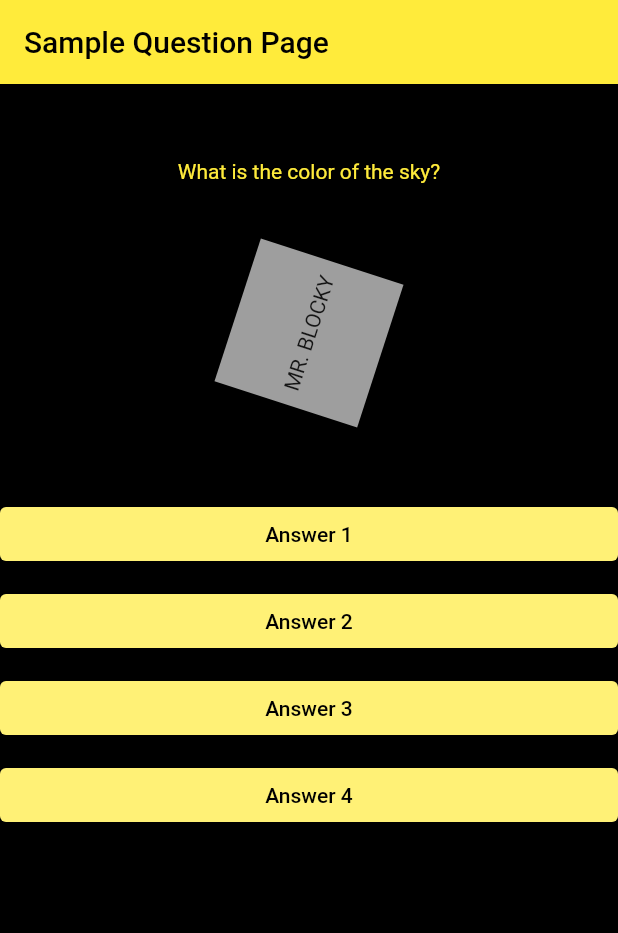
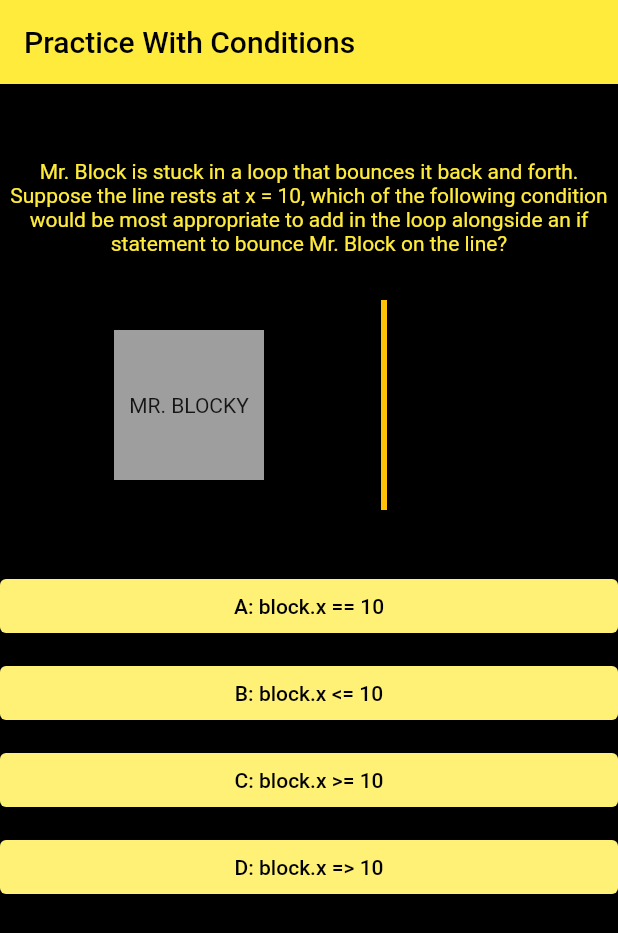
Before and after one commit to ChunKaiC/PlayingAround, a Flutter app: the screen it shows after launch, on a phone screen of 412 x 824 dp. Shown: the top 933 px of the screen. Run offline on Flutter 3.47's test engine with Material 2 defaults, Android fonts, the phone set to English and light mode, and no system bars.

Commit message:
Completed sample practice page

```diff
--- a/app/lib/main.dart
+++ b/app/lib/main.dart
@@ -1,9 +1,14 @@
 import 'dart:math';
+import 'package:flutter/material.dart';
+import 'package:provider/provider.dart';
 
-import 'package:flutter/material.dart';
+bool bounce = false;
 
 void main() {
-  runApp(const MyApp());
+  runApp(MultiProvider(
+    providers: [ChangeNotifierProvider(create: (_) => QuestionPageProvider())],
+    child: const MyApp(),
+  ));
 }
 
 class MyApp extends StatelessWidget {
@@ -17,7 +22,8 @@ class MyApp extends StatelessWidget {
       theme: ThemeData(
         primarySwatch: Colors.yellow,
       ),
-      home: Container(child: const QuestionPage(title: 'Sample Question Page')),
+      home: Container(
+          child: const QuestionPage(title: 'Practice With Conditions')),
     );
   }
 }
@@ -36,14 +42,29 @@ class QuestionPage extends StatelessWidget {
       ),
       body: Center(
         child: Column(
-          children: const <Widget>[
+          children: <Widget>[
             QuestionPrompt(),
             Blocky(),
+            CustomPaint(
+              painter: MyPainter(),
+            ),
             SizedBox(height: 50),
-            MultipleChoiceButton(title: 'Answer 1'),
-            MultipleChoiceButton(title: 'Answer 2'),
-            MultipleChoiceButton(title: 'Answer 3'),
-            MultipleChoiceButton(title: 'Answer 4')
+            MultipleChoiceButton(
+              title: 'A: block.x == 10',
+              answer: false,
+            ),
+            MultipleChoiceButton(
+              title: 'B: block.x <= 10',
+              answer: false,
+            ),
+            MultipleChoiceButton(
+              title: 'C: block.x >= 10',
+              answer: true,
+            ),
+            MultipleChoiceButton(
+              title: 'D: block.x => 10',
+              answer: false,
+            )
           ],
         ),
       ),
@@ -65,9 +86,9 @@ class _BlockyState extends State<Blocky> with SingleTickerProviderStateMixin {
   @override
   void initState() {
     _controller = AnimationController(
-        value: 0, vsync: this, duration: Duration(seconds: 1));
+        value: 0, vsync: this, duration: Duration(seconds: 2));
     super.initState();
-    _controller.repeat();
+    _controller.repeat(reverse: true);
   }
 
   @override
@@ -76,31 +97,56 @@ class _BlockyState extends State<Blocky> with SingleTickerProviderStateMixin {
     super.dispose();
   }
 
+  void _update() {
+    if (bounce) {
+      _controller.duration = Duration(seconds: 1);
+      _controller.repeat(reverse: true);
+    }
+  }
+
   @override
   Widget build(BuildContext context) {
+    return Consumer<QuestionPageProvider>(
+      builder: (context, value, child) {
+        _update();
         return AnimatedBuilder(
           animation: _controller.view,
           builder: (context, child) {
-        // return Transform.translate(
-        //     offset: Offset(_controller.value + 100, 0), child: child);
-        return Transform.rotate(
-          angle: _controller.value * 2 * pi,
-          child: child,
-        );
+            if (!bounce) {
+              return Transform.translate(
+                  offset: Offset(_controller.value * 200, 0), child: child);
+            }
+            return Transform.translate(
+                offset: Offset(_controller.value * 100, 0), child: child);
           },
+          child: Transform.translate(
+            offset: Offset(-100, 0),
             child: SizedBox(
                 width: 100,
                 height: 100,
                 child: Container(
-              color: Colors.grey, child: Center(child: Text('MR. BLOCKY')))),
+                    color: Colors.grey,
+                    child: Center(child: Text('MR. BLOCKY')))),
+          ),
+        );
+      },
     );
   }
 }
 
-class MultipleChoiceButton extends StatelessWidget {
+class MultipleChoiceButton extends StatefulWidget {
   final String title;
-  const MultipleChoiceButton({Key? key, required this.title}) : super(key: key);
+  final bool answer;
+  bool pressed = false;
 
+  MultipleChoiceButton({Key? key, required this.title, required this.answer})
+      : super(key: key);
+
+  @override
+  State<MultipleChoiceButton> createState() => _MultipleChoiceButtonState();
+}
+
+class _MultipleChoiceButtonState extends State<MultipleChoiceButton> {
   @override
   Widget build(BuildContext context) {
     return Column(
@@ -109,10 +155,20 @@ class MultipleChoiceButton extends StatelessWidget {
         Container(
           width: MediaQuery.of(context).size.width,
           child: TextButton(
-              style: TextButton.styleFrom(backgroundColor: Colors.yellow[300]),
-              onPressed: () => print(title + ' Pressed!'),
+              style: TextButton.styleFrom(
+                  backgroundColor: widget.pressed
+                      ? (widget.answer ? Colors.green : Colors.red)
+                      : Colors.yellow[300]),
+              onPressed: () {
+                if (widget.answer) {
+                  bounce = true;
+                  context.read<QuestionPageProvider>().update();
+                }
+                widget.pressed = true;
+                setState(() {});
+              },
               child: Text(
-                title,
+                widget.title,
                 style: TextStyle(color: Colors.black),
               )),
         )
@@ -127,14 +183,38 @@ class QuestionPrompt extends StatelessWidget {
   @override
   Widget build(BuildContext context) {
     return Column(
-      children: [
+      children: const [
         SizedBox(height: 50),
         Text(
-          'What is the color of the sky?',
+          'Mr. Block is stuck in a loop that bounces it back and forth. Suppose the line rests at x = 10, which of the following condition would be most appropriate to add in the loop alongside an if statement to bounce Mr. Block on the line?',
           style: TextStyle(color: Colors.yellow),
+          textAlign: TextAlign.center,
         ),
         SizedBox(height: 50),
       ],
     );
   }
 }
+
+class MyPainter extends CustomPainter {
+  @override
+  void paint(Canvas canvas, Size size) {
+    final p1 = Offset(50, -120);
+    final p2 = Offset(50, 20);
+    final paint = Paint()
+      ..color = Colors.amber
+      ..strokeWidth = 4;
+    canvas.drawLine(p1, p2, paint);
+  }
+
+  @override
+  bool shouldRepaint(CustomPainter old) {
+    return false;
+  }
+}
+
+class QuestionPageProvider with ChangeNotifier {
+  void update() {
+    notifyListeners();
+  }
+}
--- a/app/pubspec.yaml
+++ b/app/pubspec.yaml
@@ -34,6 +34,7 @@ dependencies:
   # The following adds the Cupertino Icons font to your application.
   # Use with the CupertinoIcons class for iOS style icons.
   cupertino_icons: ^1.0.2
+  provider: ^6.0.3
 
 dev_dependencies:
   flutter_test:
```
Also changed, not shown: app/pubspec.lock. Lines whose indentation alone changed are shown as unchanged.
